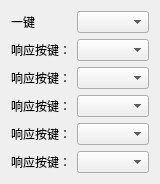
Before: the Qt Designer form LittleTool/LittleTool.ui in HBACC0005240/SoEasy, drawn with Qt 5.
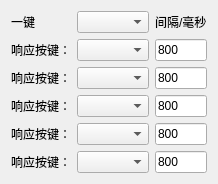
After: the same form once the commit is applied.

Commit message: 增加延时

Diff of the .ui file:
```diff
--- a/LittleTool/LittleTool.ui
+++ b/LittleTool/LittleTool.ui
@@ -6,7 +6,7 @@
    <rect>
     <x>0</x>
     <y>0</y>
-    <width>153</width>
+    <width>215</width>
     <height>168</height>
    </rect>
   </property>
@@ -24,6 +24,13 @@
    <item row="0" column="1">
     <widget class="QComboBox" name="comboBox"/>
    </item>
+   <item row="0" column="2">
+    <widget class="QLabel" name="label_7">
+     <property name="text">
+      <string>间隔/毫秒</string>
+     </property>
+    </widget>
+   </item>
    <item row="1" column="0">
     <widget class="QLabel" name="label_2">
      <property name="text">
@@ -34,6 +41,13 @@
    <item row="1" column="1">
     <widget class="QComboBox" name="comboBox_2"/>
    </item>
+   <item row="1" column="2">
+    <widget class="QLineEdit" name="lineEdit_2">
+     <property name="text">
+      <string>800</string>
+     </property>
+    </widget>
+   </item>
    <item row="2" column="0">
     <widget class="QLabel" name="label_3">
      <property name="text">
@@ -44,6 +58,13 @@
    <item row="2" column="1">
     <widget class="QComboBox" name="comboBox_3"/>
    </item>
+   <item row="2" column="2">
+    <widget class="QLineEdit" name="lineEdit_3">
+     <property name="text">
+      <string>800</string>
+     </property>
+    </widget>
+   </item>
    <item row="3" column="0">
     <widget class="QLabel" name="label_4">
      <property name="text">
@@ -54,6 +75,13 @@
    <item row="3" column="1">
     <widget class="QComboBox" name="comboBox_4"/>
    </item>
+   <item row="3" column="2">
+    <widget class="QLineEdit" name="lineEdit_4">
+     <property name="text">
+      <string>800</string>
+     </property>
+    </widget>
+   </item>
    <item row="4" column="0">
     <widget class="QLabel" name="label_5">
      <property name="text">
@@ -64,6 +92,13 @@
    <item row="4" column="1">
     <widget class="QComboBox" name="comboBox_5"/>
    </item>
+   <item row="4" column="2">
+    <widget class="QLineEdit" name="lineEdit_5">
+     <property name="text">
+      <string>800</string>
+     </property>
+    </widget>
+   </item>
    <item row="5" column="0">
     <widget class="QLabel" name="label_6">
      <property name="text">
@@ -74,6 +109,13 @@
    <item row="5" column="1">
     <widget class="QComboBox" name="comboBox_6"/>
    </item>
+   <item row="5" column="2">
+    <widget class="QLineEdit" name="lineEdit_6">
+     <property name="text">
+      <string>800</string>
+     </property>
+    </widget>
+   </item>
   </layout>
  </widget>
  <layoutdefault spacing="6" margin="11"/>
```
The commit also changes 2 other files.
